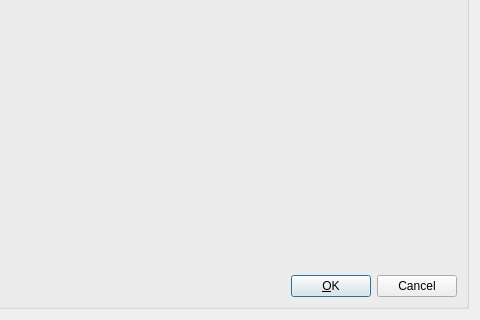
The window that src/app/ui/profilerdialog.ui (nmapsi4/nmapsi4) describes before a commit, drawn with Qt 5; both pictures show x 159 to 639 and y 259 to 579 of the 639 by 579 pixel window.
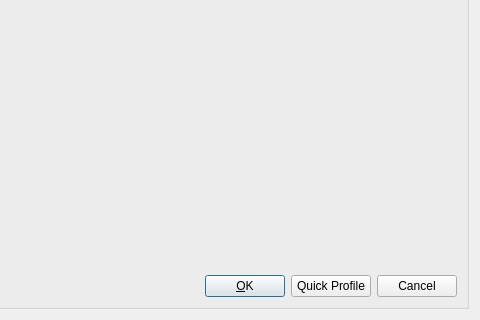
The same window after the commit. Icons and pictures are not drawn.

Commit message:
Profiler: add quick profile button.
This button allows to go out from the profiler dialog without
to save the profile but the parameters are used for the scan.

What changed in the file:
```diff
--- a/src/app/ui/profilerdialog.ui
+++ b/src/app/ui/profilerdialog.ui
@@ -200,6 +200,20 @@
                   </property>
                  </widget>
                 </item>
+                <item>
+                 <widget class="QPushButton" name="pushButtonQuickProfile">
+                  <property name="toolTip">
+                   <string>Do not save the profile</string>
+                  </property>
+                  <property name="text">
+                   <string>Quick Profile</string>
+                  </property>
+                  <property name="icon">
+                   <iconset resource="../../images.qrc">
+                    <normaloff>:/images/images/dialog-ok-apply.png</normaloff>:/images/images/dialog-ok-apply.png</iconset>
+                  </property>
+                 </widget>
+                </item>
                 <item>
                  <widget class="QPushButton" name="cancelButton">
                   <property name="text">
```
The commit also changes 4 other files.
